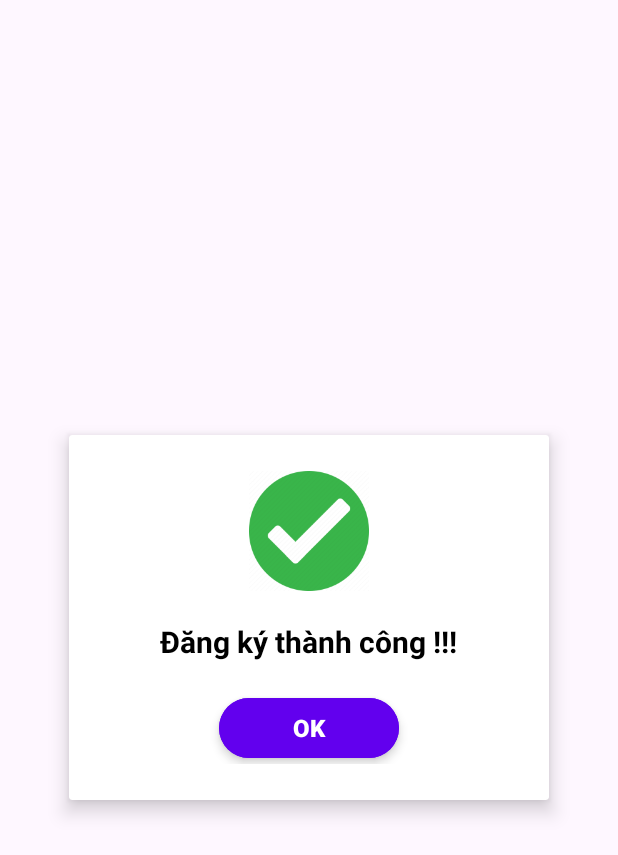
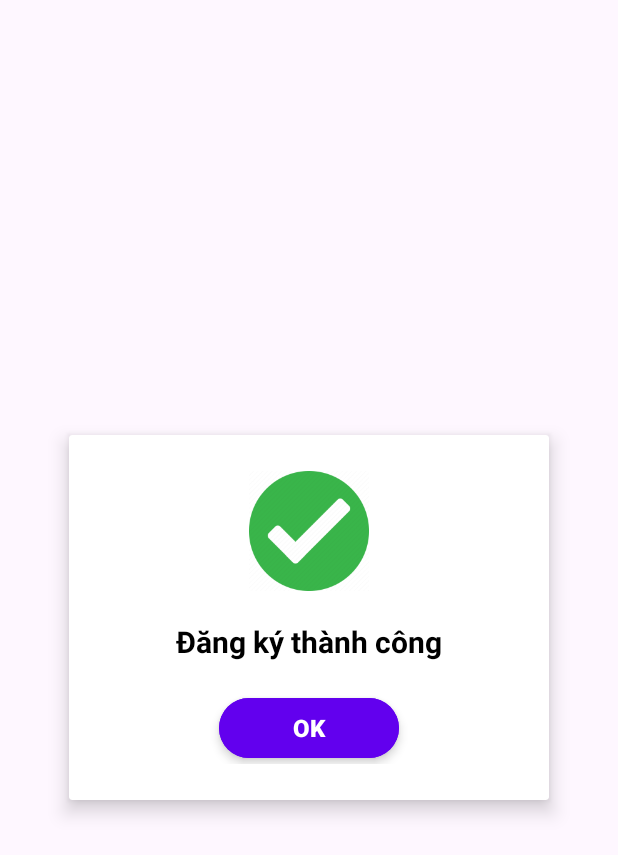
Before and after one commit to Hahaha2004/BaitaplonAndroid_Nhomtruong_DaoManhDuc, an Android app: the layout success_dialog.xml on its own in the app's theme, with its tools: preview values and no code run, on a phone screen of 412 x 824 dp. Shown: the top 855 px of the screen. Run offline under Robolectric (Android 15) with nearby library versions, the phone set to English and light mode, and no system bars; Roboto replaces fonts that are not available here.

Commit message:
Thay đổi giao diện đăng ký

```diff
--- a/app/src/main/res/layout/success_dialog.xml
+++ b/app/src/main/res/layout/success_dialog.xml
@@ -30,7 +30,7 @@
             android:layout_width="wrap_content"
             android:layout_height="wrap_content"
             android:layout_marginBottom="20dp"
-            android:text="Đăng ký thành công !!!"
+            android:text="Đăng ký thành công"
             android:textColor="#000000"
             android:textSize="20sp"
             android:textStyle="bold" />
```
